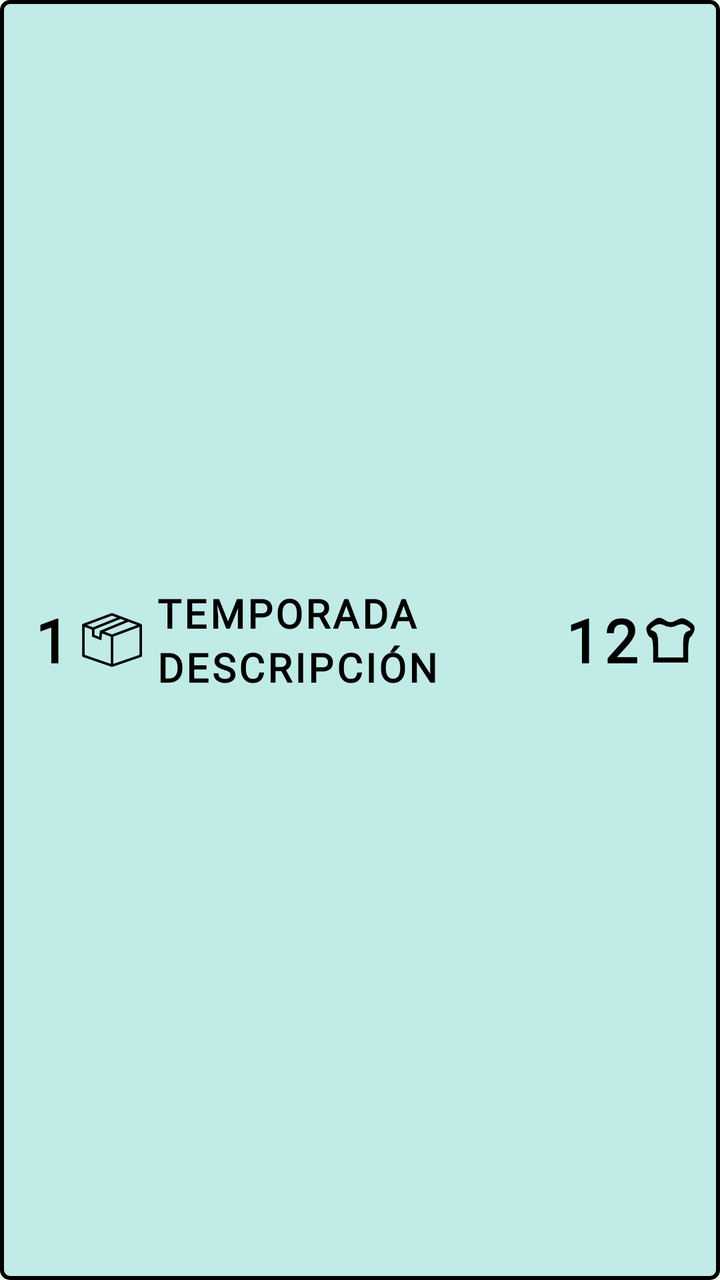
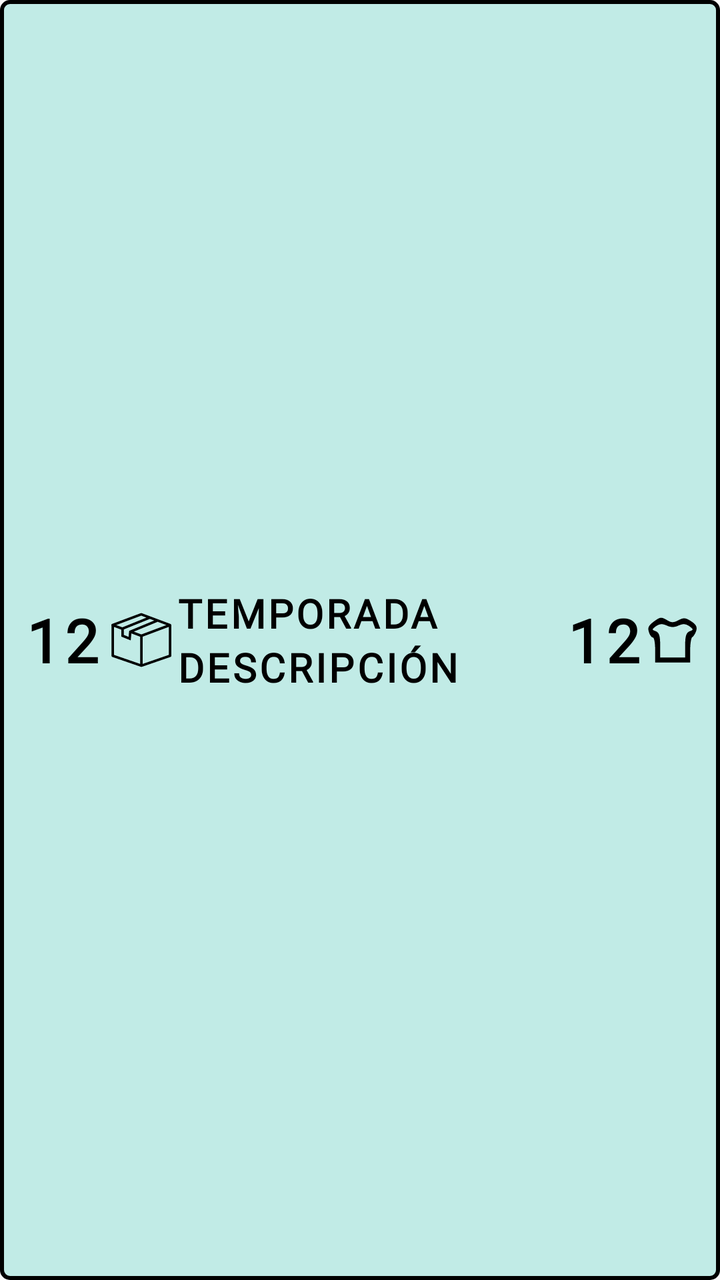

Two renders of the same Android screen: before a commit and after it. Below are the layout's source before the change and the commit's diff.
<!-- AndroidManifest.xml: application theme Theme.Gestock -->
<!-- res/layout/adapter_cajas.xml -->
<?xml version="1.0" encoding="utf-8"?>
<LinearLayout
    xmlns:android="http://schemas.android.com/apk/res/android"
    android:background="@drawable/border_line_producte"
    android:layout_width="match_parent"
    android:layout_height="wrap_content"
    android:layout_margin="5dp"
    android:orientation="horizontal">

    <LinearLayout
        android:layout_width="0dp"
        android:layout_height="match_parent"
        android:layout_weight="1"
        android:orientation="horizontal"
        android:gravity="center">

        <TextView
            android:id="@+id/id_caja"
            android:layout_width="wrap_content"
            android:layout_height="wrap_content"

            android:layout_marginEnd="5dp"

            android:text="1"
            android:textSize="30sp"
            android:textStyle="bold"
            android:textColor="@color/black"
            android:fontFamily="@font/abhaya_libre"
            android:letterSpacing="0.07"/>

        <ImageView
            android:id="@+id/caixa_icon_virtual"
            android:layout_width="30dp"
            android:layout_height="30dp"
            android:src="@drawable/caja_icon"/>

    </LinearLayout>

    <LinearLayout
        android:layout_width="0dp"
        android:layout_height="match_parent"
        android:layout_weight="3"
        android:orientation="vertical"
        android:gravity="center_vertical">

        <TextView
            android:id="@+id/textview_temporada"
            android:layout_width="wrap_content"
            android:layout_height="wrap_content"

            android:text="TEMPORADA"
            android:textSize="20sp"
            android:textStyle="bold"
            android:textColor="@color/black"
            android:fontFamily="@font/abhaya_libre"
            android:letterSpacing="0.07"/>

        <TextView
            android:id="@+id/textview_descripcion"
            android:layout_width="match_parent"
            android:layout_height="wrap_content"

            android:maxLines="1"
            android:ellipsize="end"
            android:scrollHorizontally="false"
            android:textSize="20sp"

            android:text="DESCRIPCIÓN"
            android:textStyle="bold"
            android:textColor="@color/black"
            android:fontFamily="@font/abhaya_libre"
            android:letterSpacing="0.07"/>

    </LinearLayout>


    <LinearLayout
        android:layout_width="0dp"
        android:layout_height="match_parent"
        android:layout_weight="1"
        android:orientation="horizontal"
        android:gravity="center">

        <TextView
            android:id="@+id/cantidadTextView"
            android:layout_width="wrap_content"
            android:layout_height="wrap_content"

            android:text="12"
            android:textSize="30sp"
            android:textStyle="bold"
            android:textColor="@color/black"
            android:fontFamily="@font/abhaya_libre"
            android:letterSpacing="0.07" />

        <ImageView
            android:id="@+id/productos_icon_virtual"
            android:layout_width="30dp"
            android:layout_height="30dp"

            android:src="@drawable/stock_icon"/>

    </LinearLayout>


</LinearLayout>
<!-- resources referenced by this layout -->
<resources>
  <color name="black">#ff000000</color>
  <!-- drawable border_line_producte (drawable) -->
  <?xml version="1.0" encoding="utf-8"?>
  <shape xmlns:android="http://schemas.android.com/apk/res/android">
      <solid android:color="@color/blau_adapter"/>
      <stroke
          android:width="2dp"
          android:color="#000000"/>
      <corners android:radius="4dp"/>
      <padding
          android:left="10dp"
          android:top="10dp"
          android:right="10dp"
          android:bottom="10dp"/>
  </shape>
  <!-- drawable caja_icon (drawable) -->
  <?xml version="1.0" encoding="utf-8"?>
  <vector xmlns:android="http://schemas.android.com/apk/res/android"
      android:height="491.2891dp"
      android:width="491.2891dp"
      android:viewportWidth="491.29"
      android:viewportHeight="491.29">
      <path
          android:fillColor="#ff000000"
          android:pathData="M481.82,113.21L248.66,25.9c-2.3,-0.86 -4.85,-0.86 -7.16,0L6.71,113.82c-4.12,1.2 -9.11,7.71 -5.42,14.37v246.52c0,4.36 2.76,8.22 6.88,9.65l231.04,79.74c1.37,0.79 2.43,1.48 4.85,1.8c3.39,0.45 5.54,-0.5 5.56,-0.51l234.79,-81.04c4.12,-1.43 6.88,-5.29 6.88,-9.65V123.38C491.37,118.49 485.64,114.57 481.82,113.21zM450.76,123.38l-205.07,76.79l-61.54,-23.04l195.32,-80.45L450.76,123.38zM351.38,86.17l-205.25,84.54l-5.05,49.1l-38.21,-15.39v-45.57l212.88,-86.02L351.38,86.17zM245.08,46.36l42.4,15.88L90.17,141.95l-50.17,-18.79L245.08,46.36zM21.71,138.56l60.75,22.75v56.88l76.16,30.69l5.85,-56.86l71.61,26.82v222.6l-214.38,-73.99V138.56zM470.87,367.43l-214.38,73.99V218.38l214.38,-80.27V367.43z"/>
  </vector>
  <!-- drawable stock_icon (drawable) -->
  <?xml version="1.0" encoding="utf-8"?>
  <vector xmlns:android="http://schemas.android.com/apk/res/android"
      android:height="24dp"
      android:width="24dp"
      android:viewportWidth="24"
      android:viewportHeight="24">
      <path
          android:fillColor="#000000"
          android:pathData="M4.1,4.9c-1.7,1.3 -2.2,2.3 -1.6,3.9 0.3,1.2 1.1,2.2 1.6,2.2 0.5,-0 0.9,2.2 0.9,5l0,5 7,-0 7,-0 0,-4.9c0,-2.7 0.4,-5.1 0.9,-5.3 0.4,-0.2 1.1,-1.3 1.5,-2.4 0.5,-1.6 0,-2.6 -2,-3.9 -2.3,-1.5 -3,-1.5 -5.1,-0.4 -1.9,1 -2.8,1 -4.3,0.1 -2.6,-1.6 -3,-1.5 -5.9,0.7zM14.4,6.2c1.8,-0.8 2.8,-0.7 4.3,0.3 1.7,1.3 1.7,1.4 0.1,2 -1.4,0.6 -1.8,1.9 -1.8,5.6l0,4.9 -5,-0 -5,-0 0,-4.9c0,-3.7 -0.4,-5 -1.7,-5.6 -1.7,-0.6 -1.7,-0.7 0,-2 1.5,-1 2.5,-1.1 4.3,-0.3 1.7,0.8 3.1,0.8 4.8,-0z"
          android:strokeColor="#00000000"/>
  </vector>
  <style name="Theme.Gestock" parent="Theme.MaterialComponents.DayNight.NoActionBar.Bridge">
          <item name="colorOnPrimary">@color/white</item>
          <item name="colorOnSecondary">@color/black</item>
          <item name="colorPrimary">@color/black_34</item>
          <item name="colorPrimaryVariant">@color/purple_700</item>
          <item name="colorSecondary">@color/teal_200</item>
          <item name="colorSecondaryVariant">@color/teal_700</item>
      </style>
  <color name="blau_adapter">#c1ebe6</color>
  <color name="white">#ffffffff</color>
  <color name="black_34">#57090909</color>
  <color name="purple_700">#ff3700b3</color>
  <color name="teal_200">#ff03dac5</color>
  <color name="teal_700">#ff018786</color>
</resources>

<!-- the commit's change to res/layout/adapter_cajas.xml (unified diff, before → after) -->
@@ -10,7 +10,8 @@
     <LinearLayout
         android:layout_width="0dp"
         android:layout_height="match_parent"
-        android:layout_weight="1"
+        android:layout_weight="1.2"
+
         android:orientation="horizontal"
         android:gravity="center">
 
@@ -21,7 +22,7 @@
 
             android:layout_marginEnd="5dp"
 
-            android:text="1"
+            android:text="12"
             android:textSize="30sp"
             android:textStyle="bold"
             android:textColor="@color/black"
@@ -40,6 +41,7 @@
         android:layout_width="0dp"
         android:layout_height="match_parent"
         android:layout_weight="3"
+
         android:orientation="vertical"
         android:gravity="center_vertical">
 
